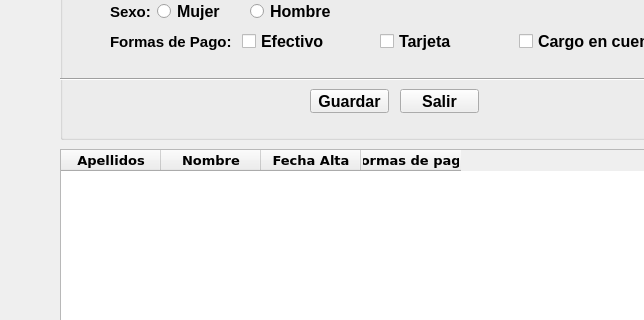
The window that window.ui (Yagoo23/caballerogonzalez) describes before a commit, drawn with Qt 5; both pictures show x 0 to 644 and y 259 to 579 of the 900 by 700 pixel window.
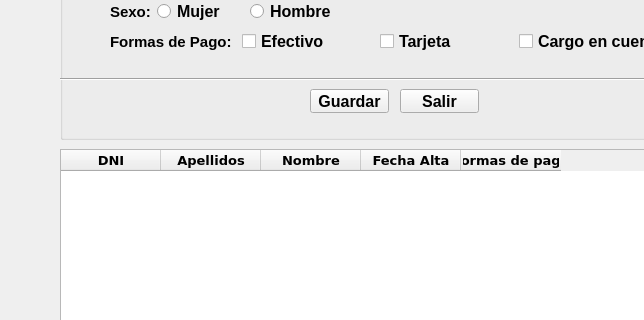
The same window after the commit. Icons and pictures are not drawn.

Diff of the .ui file:
```diff
--- a/window.ui
+++ b/window.ui
@@ -702,6 +702,11 @@
       <pointsize>10</pointsize>
      </font>
     </property>
+    <column>
+     <property name="text">
+      <string>DNI</string>
+     </property>
+    </column>
     <column>
      <property name="text">
       <string>Apellidos</string>
```
